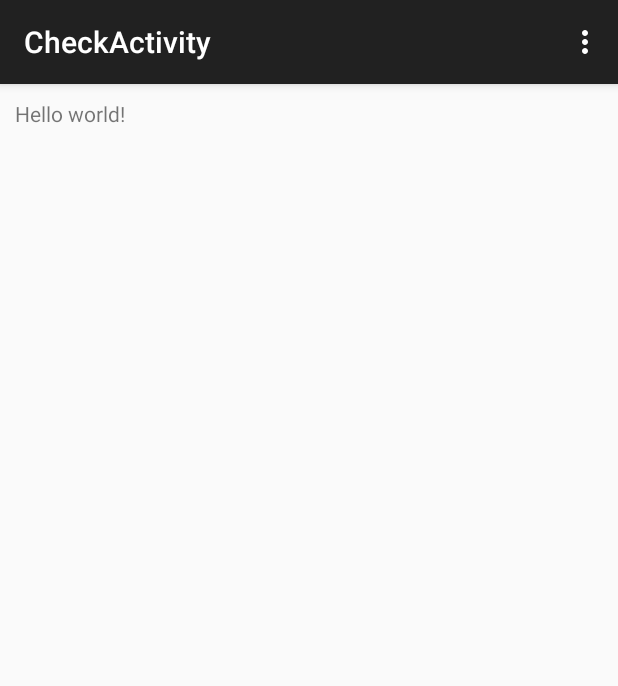
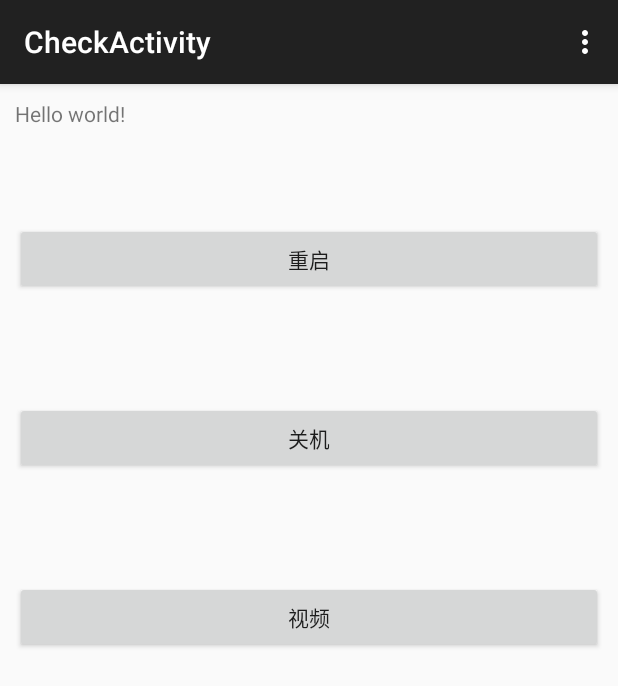
Before and after one commit to offbye/PiBoat, an Android app: the CheckActivity screen opened directly, with no data from a screen before it, on a phone screen of 412 x 824 dp. Shown: the top 686 px of the screen. Run offline under Robolectric (Android 15) with nearby library versions, the phone set to English and light mode, and no system bars.

Commit message:
ad reboot

```diff
--- a/androidapp/app/src/main/java/com/qianmi/boat/activity/CheckActivity.java
+++ b/androidapp/app/src/main/java/com/qianmi/boat/activity/CheckActivity.java
@@ -1,18 +1,54 @@
 package com.qianmi.boat.activity;
 
+import android.content.Context;
+import android.os.Bundle;
 import android.support.v7.app.AppCompatActivity;
-import android.os.Bundle;
 import android.view.Menu;
 import android.view.MenuItem;
+import android.view.View;
+import android.widget.Button;
 
 import com.qianmi.boat.R;
+import com.qianmi.boat.utils.ControllerManager;
 
 public class CheckActivity extends AppCompatActivity {
 
+    private Context mContext;
     @Override
     protected void onCreate(Bundle savedInstanceState) {
         super.onCreate(savedInstanceState);
         setContentView(R.layout.activity_check);
+        mContext =this;
+
+        Button  buttonReboot = (Button)findViewById(R.id.buttonReboot);
+        buttonReboot.setOnClickListener(new View.OnClickListener() {
+            @Override
+            public void onClick(View v) {
+
+                ControllerManager.getInstance(mContext).sendMsg("reboot");
+
+            }
+        });
+
+        Button  buttonShutdown = (Button)findViewById(R.id.buttonShutdown);
+        buttonShutdown.setOnClickListener(new View.OnClickListener() {
+            @Override
+            public void onClick(View v) {
+
+                ControllerManager.getInstance(mContext).sendMsg("halt");
+
+            }
+        });
+
+        Button  buttonRstp = (Button)findViewById(R.id.buttonRtsp);
+        buttonRstp.setOnClickListener(new View.OnClickListener() {
+            @Override
+            public void onClick(View v) {
+
+                ControllerManager.getInstance(mContext).sendMsg("rtsp");
+
+            }
+        });
     }
 
     @Override
--- a/androidapp/app/src/main/res/layout/activity_check.xml
+++ b/androidapp/app/src/main/res/layout/activity_check.xml
@@ -7,11 +7,34 @@
     tools:context="com.qianmi.boat.activity.CheckActivity">
 
     <TextView android:text="@string/hello_world" android:layout_width="wrap_content"
-        android:layout_height="wrap_content" />
-<!--
-    <com.qianmi.boat.widget.SmallBaiduMap
-        android:layout_width="150dp"
-        android:layout_height="150dp"/>
--->
+        android:layout_height="wrap_content"
+        android:id="@+id/textView" />
+
+    <Button
+        android:layout_width="match_parent"
+        android:layout_height="wrap_content"
+        android:text="重启"
+        android:id="@+id/buttonReboot"
+        android:layout_below="@+id/textView"
+        android:layout_alignParentEnd="true"
+        android:layout_marginTop="63dp" />
+
+    <Button
+        android:layout_width="match_parent"
+        android:layout_height="wrap_content"
+        android:text="关机"
+        android:id="@+id/buttonShutdown"
+        android:layout_below="@+id/buttonReboot"
+        android:layout_centerHorizontal="true"
+        android:layout_marginTop="71dp" />
+    <Button
+        android:layout_width="match_parent"
+        android:layout_height="wrap_content"
+        android:text="视频"
+        android:id="@+id/buttonRtsp"
+        android:layout_below="@+id/buttonShutdown"
+        android:layout_centerHorizontal="true"
+        android:layout_marginTop="71dp" />
+
 
 </RelativeLayout>
--- a/androidapp/app/src/main/res/layout/activity_controller.xml
+++ b/androidapp/app/src/main/res/layout/activity_controller.xml
@@ -29,7 +29,7 @@
     <com.qianmi.boat.widget.ThrottleBar
         android:id="@+id/throttle_servo"
         android:layout_width="35dp"
-        android:layout_height="200dp"
+        android:layout_height="230dp"
         android:paddingBottom="15dp"
         android:layout_marginRight="15dp"
         android:paddingTop="15dp"
@@ -39,7 +39,7 @@
     <com.qianmi.boat.widget.ThrottleBar
         android:id="@+id/throttle_normal"
         android:layout_width="35dp"
-        android:layout_height="200dp"
+        android:layout_height="230dp"
         android:paddingBottom="15dp"
         android:layout_marginRight="15dp"
         android:paddingTop="15dp"
```
Also changed, not shown: androidapp/app/src/main/res/drawable/verbar.png, 3 other files.
